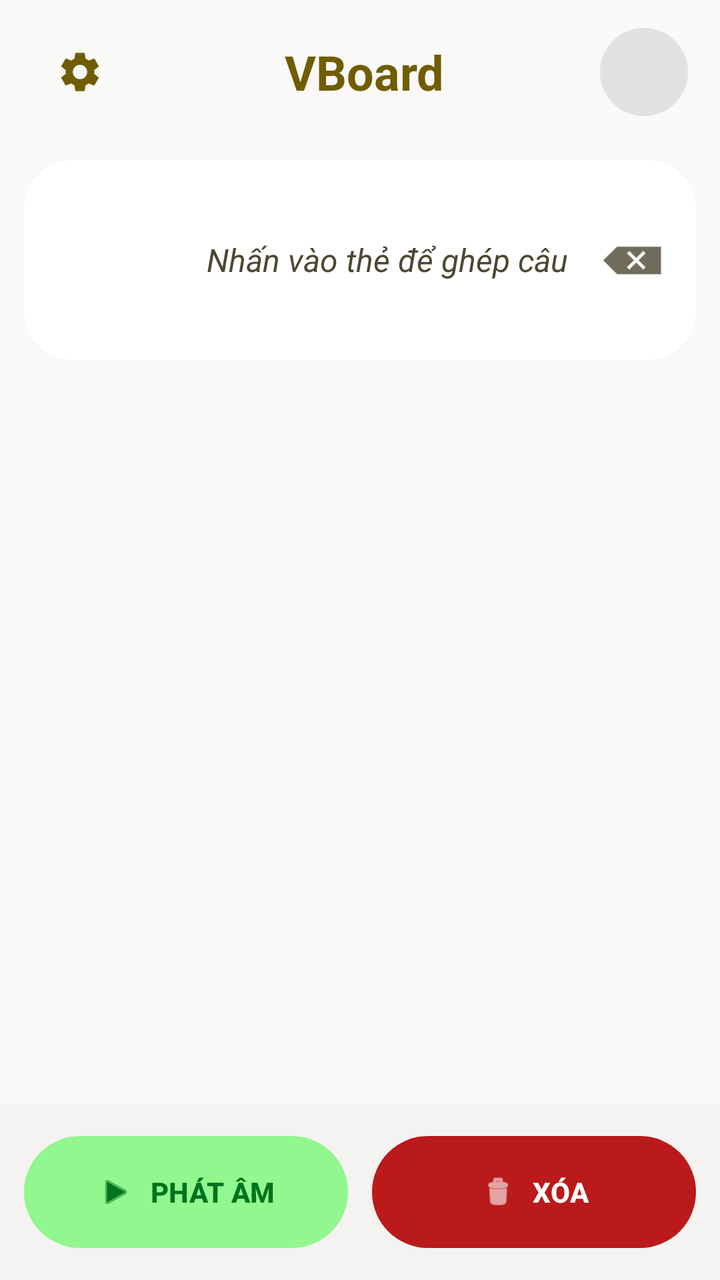
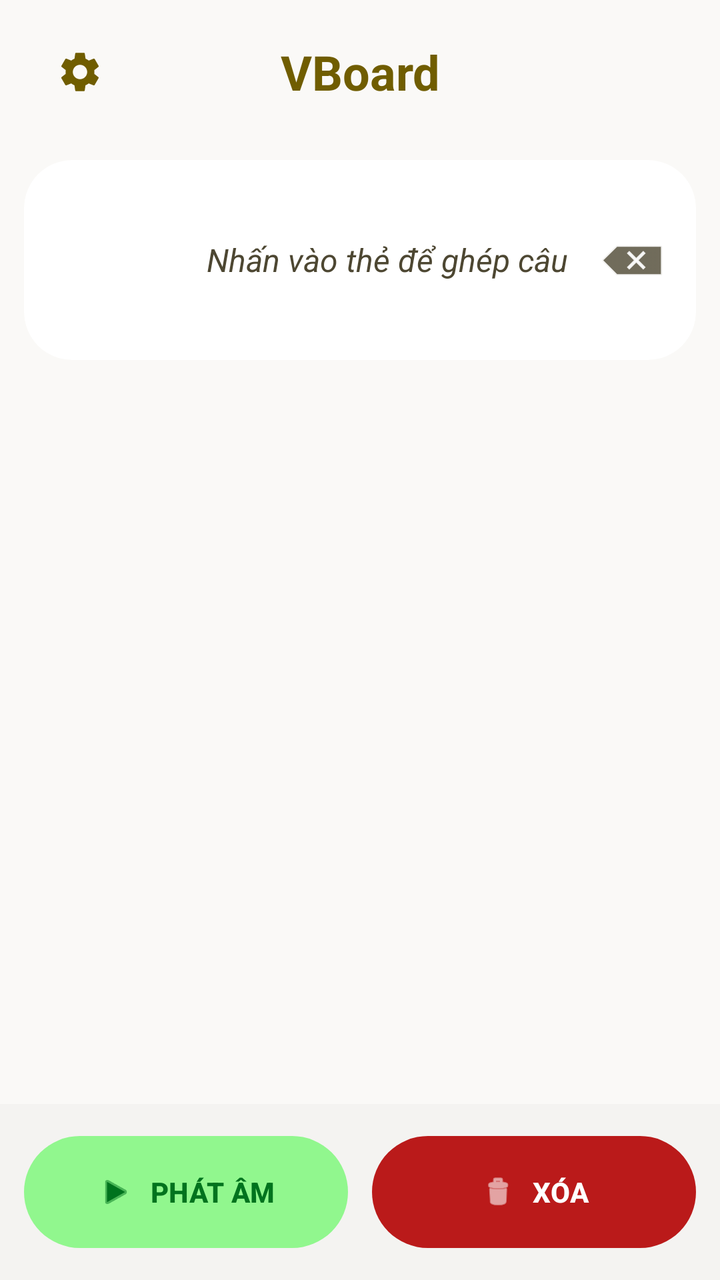

An Android layout rendered at two revisions. The XML below is the earlier revision; the diff shows what the commit changed to produce the second picture.
<!-- AndroidManifest.xml: application theme Theme.VBoard -->
<!-- res/layout/activity_main.xml -->
<?xml version="1.0" encoding="utf-8"?>
<androidx.constraintlayout.widget.ConstraintLayout xmlns:android="http://schemas.android.com/apk/res/android"
    xmlns:app="http://schemas.android.com/apk/res-auto"
    android:layout_width="match_parent"
    android:layout_height="match_parent"
    android:background="@color/background">

    
    <LinearLayout
        android:id="@+id/header"
        android:layout_width="match_parent"
        android:layout_height="wrap_content"
        android:gravity="center_vertical"
        android:paddingHorizontal="@dimen/spacing_lg"
        android:paddingVertical="@dimen/spacing_md"
        app:layout_constraintTop_toTopOf="parent">

        <ImageButton
            android:id="@+id/btnSettings"
            android:layout_width="48dp"
            android:layout_height="48dp"
            android:background="?attr/selectableItemBackgroundBorderless"
            android:contentDescription="@string/cd_settings"
            android:src="@drawable/ic_settings"
            app:tint="@color/primary" />

        <TextView
            android:layout_width="0dp"
            android:layout_height="wrap_content"
            android:layout_weight="1"
            android:gravity="center"
            android:text="@string/app_name"
            android:textColor="@color/primary"
            android:textSize="24sp"
            android:textStyle="bold" />

        <ImageView
            android:id="@+id/avatar"
            android:layout_width="44dp"
            android:layout_height="44dp"
            android:background="@drawable/bg_avatar" />
    </LinearLayout>

    
    <androidx.cardview.widget.CardView
        android:id="@+id/sentenceCard"
        android:layout_width="match_parent"
        android:layout_height="wrap_content"
        android:layout_marginHorizontal="@dimen/spacing_md"
        android:layout_marginTop="@dimen/spacing_sm"
        app:cardBackgroundColor="@color/surface_container_lowest"
        app:cardCornerRadius="@dimen/radius_xl"
        app:cardElevation="0dp"
        app:layout_constraintTop_toBottomOf="@id/header">

        <LinearLayout
            android:layout_width="match_parent"
            android:layout_height="wrap_content"
            android:gravity="center_vertical"
            android:minHeight="100dp"
            android:orientation="horizontal"
            android:padding="@dimen/spacing_md">

            <HorizontalScrollView
                android:layout_width="0dp"
                android:layout_height="wrap_content"
                android:layout_weight="1">

                <LinearLayout
                    android:id="@+id/wordsContainer"
                    android:layout_width="wrap_content"
                    android:layout_height="wrap_content"
                    android:gravity="center_vertical"
                    android:orientation="horizontal" />
            </HorizontalScrollView>

            <TextView
                android:id="@+id/placeholder"
                android:layout_width="wrap_content"
                android:layout_height="wrap_content"
                android:text="@string/placeholder_sentence"
                android:textColor="@color/on_surface_variant"
                android:textSize="16sp"
                android:textStyle="italic"
                android:visibility="visible" />

            <ImageButton
                android:id="@+id/btnBackspace"
                android:layout_width="40dp"
                android:layout_height="40dp"
                android:layout_marginStart="@dimen/spacing_md"
                android:background="?attr/selectableItemBackgroundBorderless"
                android:contentDescription="@string/cd_backspace"
                android:src="@android:drawable/ic_input_delete"
                app:tint="@color/on_surface_variant" />
        </LinearLayout>
    </androidx.cardview.widget.CardView>

    
    <HorizontalScrollView
        android:id="@+id/categoryScroll"
        android:layout_width="match_parent"
        android:layout_height="56dp"
        android:layout_marginTop="@dimen/spacing_sm"
        android:paddingHorizontal="@dimen/spacing_md"
        android:scrollbars="none"
        app:layout_constraintTop_toBottomOf="@id/sentenceCard">

        <LinearLayout
            android:id="@+id/categoryContainer"
            android:layout_width="match_parent"
            android:layout_height="match_parent"
            android:gravity="center_vertical"
            android:orientation="horizontal" />
    </HorizontalScrollView>

    
    <FrameLayout
        android:layout_width="match_parent"
        android:layout_height="0dp"
        android:layout_marginTop="@dimen/spacing_md"
        android:clipToPadding="false"
        android:paddingHorizontal="@dimen/spacing_md"
        android:paddingBottom="80dp"
        app:layout_constraintBottom_toTopOf="@id/bottomBar"
        app:layout_constraintTop_toBottomOf="@id/categoryScroll">

        <androidx.recyclerview.widget.RecyclerView
            android:id="@+id/vocabGrid"
            android:layout_width="match_parent"
            android:layout_height="match_parent" />
    </FrameLayout>

    
    <LinearLayout
        android:id="@+id/bottomBar"
        android:layout_width="match_parent"
        android:layout_height="wrap_content"
        android:background="@color/surface_container_low"
        android:orientation="horizontal"
        android:padding="@dimen/spacing_md"
        app:layout_constraintBottom_toBottomOf="parent">

        <com.google.android.material.button.MaterialButton
            android:id="@+id/btnSpeakBottom"
            android:layout_width="0dp"
            android:layout_height="@dimen/button_height_large"
            android:layout_weight="1"
            android:contentDescription="@string/cd_speak"
            android:text="@string/btn_speak"
            android:textColor="@color/on_secondary_container"
            android:textSize="14sp"
            android:textStyle="bold"
            app:backgroundTint="@color/secondary_container"
            app:cornerRadius="@dimen/radius_full"
            app:icon="@android:drawable/ic_media_play"
            app:iconGravity="textStart"
            app:iconTint="@color/on_secondary_container" />

        <Space
            android:layout_width="@dimen/spacing_md"
            android:layout_height="wrap_content" />

        <com.google.android.material.button.MaterialButton
            android:id="@+id/btnClear"
            android:layout_width="0dp"
            android:layout_height="@dimen/button_height_large"
            android:layout_weight="1"
            android:contentDescription="@string/cd_clear"
            android:text="@string/btn_clear"
            android:textColor="@color/on_error"
            android:textSize="14sp"
            android:textStyle="bold"
            app:backgroundTint="@color/error"
            app:cornerRadius="@dimen/radius_full"
            app:icon="@android:drawable/ic_menu_delete"
            app:iconGravity="textStart"
            app:iconTint="@color/on_error" />
    </LinearLayout>

</androidx.constraintlayout.widget.ConstraintLayout>
<!-- resources referenced by this layout -->
<resources>
  <color name="background">#faf9f7</color>
  <color name="error">#ba1a1a</color>
  <color name="on_error">#ffffff</color>
  <color name="on_secondary_container">#00731e</color>
  <color name="on_surface_variant">#4d4732</color>
  <color name="primary">#705d00</color>
  <color name="secondary_container">#91f78e</color>
  <color name="surface_container_low">#f4f3f1</color>
  <color name="surface_container_lowest">#ffffff</color>
  <dimen name="button_height_large">64dp</dimen>
  <dimen name="radius_full">9999dp</dimen>
  <dimen name="radius_xl">24dp</dimen>
  <dimen name="spacing_lg">16dp</dimen>
  <dimen name="spacing_md">12dp</dimen>
  <dimen name="spacing_sm">8dp</dimen>
  <!-- drawable bg_avatar (drawable) -->
  <?xml version="1.0" encoding="utf-8"?>
  <shape xmlns:android="http://schemas.android.com/apk/res/android"
      android:shape="oval">
      <solid android:color="@color/surface_container_highest" />
  </shape>
  <!-- drawable ic_settings (drawable) -->
  <?xml version="1.0" encoding="utf-8"?>
  <vector xmlns:android="http://schemas.android.com/apk/res/android"
      android:width="24dp"
      android:height="24dp"
      android:viewportWidth="24"
      android:viewportHeight="24"
      android:tint="@color/primary">
      
      <path
          android:fillColor="@android:color/white"
          android:pathData="M19.14,12.94c0.04,-0.31 0.06,-0.63 0.06,-0.94c0,-0.31 -0.02,-0.63 -0.06,-0.94l2.03,-1.58c0.18,-0.14 0.23,-0.41 0.12,-0.61l-1.92,-3.32c-0.12,-0.22 -0.37,-0.29 -0.59,-0.22l-2.39,0.96c-0.5,-0.38 -1.03,-0.7 -1.62,-0.94L14.4,2.81c-0.04,-0.24 -0.24,-0.41 -0.48,-0.41h-3.84c-0.24,0 -0.43,0.17 -0.47,0.41L9.25,5.35C8.66,5.59 8.12,5.92 7.63,6.29L5.24,5.33c-0.22,-0.08 -0.47,0 -0.59,0.22L2.74,8.87C2.62,9.08 2.66,9.34 2.86,9.48l2.03,1.58C4.84,11.37 4.8,11.69 4.8,12s0.02,0.63 0.06,0.94l-2.03,1.58c-0.18,0.14 -0.23,0.41 -0.12,0.61l1.92,3.32c0.12,0.22 0.37,0.29 0.59,0.22l2.39,-0.96c0.5,0.38 1.03,0.7 1.62,0.94l0.36,2.54c0.05,0.24 0.24,0.41 0.48,0.41h3.84c0.24,0 0.44,-0.17 0.47,-0.41l0.36,-2.54c0.59,-0.24 1.13,-0.56 1.62,-0.94l2.39,0.96c0.22,0.08 0.47,0 0.59,-0.22l1.92,-3.32c0.12,-0.22 0.07,-0.47 -0.12,-0.61L19.14,12.94zM12,15.6c-1.98,0 -3.6,-1.62 -3.6,-3.6s1.62,-3.6 3.6,-3.6s3.6,1.62 3.6,3.6S13.98,15.6 12,15.6z"/>
  </vector>
  <string name="app_name">VBoard</string>
  <string name="btn_clear">XÓA</string>
  <string name="btn_speak">PHÁT ÂM</string>
  <string name="cd_backspace">Xóa từ cuối</string>
  <string name="cd_clear">Xóa toàn bộ câu</string>
  <string name="cd_settings">Mở cài đặt dành cho phụ huynh</string>
  <string name="cd_speak">Phat am cau da ghep</string>
  <string name="placeholder_sentence">Nhấn vào thẻ để ghép câu</string>
  <color name="surface_container_highest">#e3e2e0</color>
  <color name="primary_container">#ffd700</color>
  <color name="on_primary">#ffffff</color>
  <color name="on_primary_container">#705e00</color>
  <color name="secondary">#006e1c</color>
  <color name="on_secondary">#ffffff</color>
  <color name="tertiary">#904d00</color>
  <color name="tertiary_container">#ffd1af</color>
  <color name="on_tertiary">#ffffff</color>
  <color name="on_tertiary_container">#914d00</color>
  <color name="error_container">#ffdad6</color>
  <color name="on_error_container">#93000a</color>
  <color name="surface">#faf9f7</color>
  <color name="on_surface">#1a1c1b</color>
  <color name="surface_container_high">#e9e8e6</color>
  <color name="outline">#7e775f</color>
  <color name="outline_variant">#d0c6ab</color>
  <!-- unchanged entries left out for length: 1 -->
</resources>

<!-- the commit's change to res/layout/activity_main.xml (unified diff, before → after) -->
@@ -34,11 +34,11 @@
             android:textSize="24sp"
             android:textStyle="bold" />
 
-        <ImageView
-            android:id="@+id/avatar"
-            android:layout_width="44dp"
-            android:layout_height="44dp"
-            android:background="@drawable/bg_avatar" />
+        
+        <View
+            android:layout_width="48dp"
+            android:layout_height="48dp"
+            android:visibility="invisible" />
     </LinearLayout>
 
     
@@ -121,7 +121,6 @@
         android:layout_marginTop="@dimen/spacing_md"
         android:clipToPadding="false"
         android:paddingHorizontal="@dimen/spacing_md"
-        android:paddingBottom="80dp"
         app:layout_constraintBottom_toTopOf="@id/bottomBar"
         app:layout_constraintTop_toBottomOf="@id/categoryScroll">
 
<!-- resource entries referenced after the edit -->
@@ -15,12 +15,6 @@
   <dimen name="spacing_lg">16dp</dimen>
   <dimen name="spacing_md">12dp</dimen>
   <dimen name="spacing_sm">8dp</dimen>
-  <!-- drawable bg_avatar (drawable) -->
-  <?xml version="1.0" encoding="utf-8"?>
-  <shape xmlns:android="http://schemas.android.com/apk/res/android"
-      android:shape="oval">
-      <solid android:color="@color/surface_container_highest" />
-  </shape>
   <!-- drawable ic_settings (drawable) -->
   <?xml version="1.0" encoding="utf-8"?>
   <vector xmlns:android="http://schemas.android.com/apk/res/android"
@@ -39,10 +33,9 @@
   <string name="btn_speak">PHÁT ÂM</string>
   <string name="cd_backspace">Xóa từ cuối</string>
   <string name="cd_clear">Xóa toàn bộ câu</string>
-  <string name="cd_settings">Mở cài đặt dành cho phụ huynh</string>
+  <string name="cd_settings">Mở cài đặt dành cho người hỗ trợ</string>
   <string name="cd_speak">Phat am cau da ghep</string>
   <string name="placeholder_sentence">Nhấn vào thẻ để ghép câu</string>
-  <color name="surface_container_highest">#e3e2e0</color>
   <color name="primary_container">#ffd700</color>
   <color name="on_primary">#ffffff</color>
   <color name="on_primary_container">#705e00</color>
